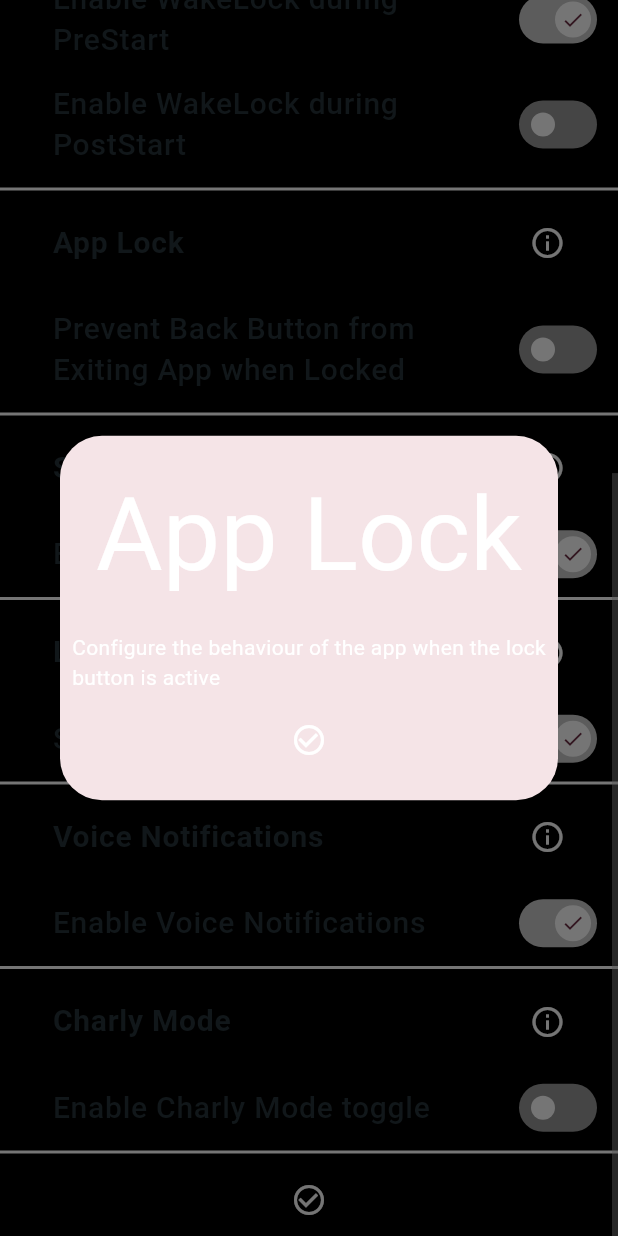
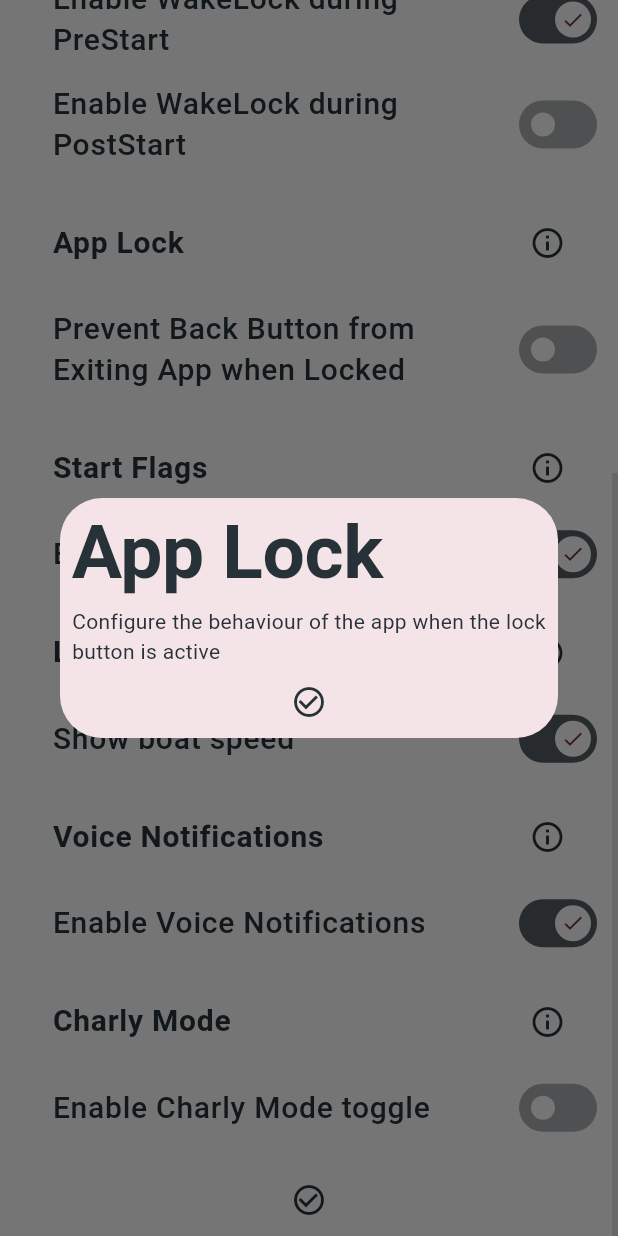
Before and after one commit to masus04/regatta-timer, a Flutter app: the SettingsView screen opened by its route, scrolled down 565 dp, after a tap on the "info outline" icon, on a phone screen of 412 x 824 dp. Run offline on Flutter 3.47's test engine with Material 3 defaults, Android fonts, the phone set to English and light mode, and no system bars; our stand-ins replace awesome_notifications, copy_with_extension, flutter_hooks, flutter_svg, geolocator, google_fonts and 6 more; missing offline and left inert: wearable_rotary; accounts and stored records are empty; Roboto replaces fonts that are missing (Ubuntu).

Commit message:
Improved styling and color handling

```diff
--- a/lib/components/layouts/layout_mobile.dart
+++ b/lib/components/layouts/layout_mobile.dart
@@ -31,7 +31,7 @@ class MobileLayout extends HookConsumerWidget {
         if (constraints.maxHeight.abs() > constraints.maxWidth.abs()) {
           /// Vertical Layout
           return Material(
-            color: Colors.white,
+            color: Theme.of(context).colorScheme.background,
             child: SafeArea(
               child: Stack(
                 alignment: Alignment.topRight,
@@ -53,7 +53,7 @@ class MobileLayout extends HookConsumerWidget {
                           const SizedBox(height: 8),
                           Material(
                             elevation: 8,
-                            color: Colors.white,
+                            color: Theme.of(context).colorScheme.background,
                             // decoration: BoxDecoration(border: Border.all(color: Colors.indigo, width: 4)),
                             child: Column(
                               mainAxisSize: MainAxisSize.max,
@@ -92,7 +92,7 @@ class MobileLayout extends HookConsumerWidget {
         } else {
           /// Horizontal Layout
           return Material(
-            color: Colors.white,
+            color: Theme.of(context).colorScheme.background,
             child: SafeArea(
               child: Stack(
                 alignment: Alignment.topRight,
@@ -121,7 +121,7 @@ class MobileLayout extends HookConsumerWidget {
                           flex: 3,
                           child: Material(
                             elevation: 8,
-                            color: Colors.white,
+                            color: Theme.of(context).colorScheme.background,
                             child: Padding(
                               padding: const EdgeInsets.symmetric(horizontal: 8),
                               child: Column(
--- a/lib/regatta_timer.dart
+++ b/lib/regatta_timer.dart
@@ -60,6 +60,7 @@ class RegattaTimer extends HookConsumerWidget {
               displayLarge: TextStyle(color: onBackground, fontSize: uiState.displayFontSize, fontWeight: FontWeight.bold),
               displayMedium: TextStyle(color: onBackground, fontSize: uiState.menuFontSize, fontWeight: FontWeight.bold),
               displaySmall: TextStyle(color: onBackground, fontSize: uiState.menuFontSize, fontWeight: FontWeight.bold),
+
             ),
           ),
         ),
--- a/lib/views/settings/view_settings.dart
+++ b/lib/views/settings/view_settings.dart
@@ -5,18 +5,18 @@ import 'package:regatta_timer/providers/settings_provider.dart';
 import 'package:regatta_timer/views/settings/widget_boolean_settings.dart';
 
 class SettingsView extends HookConsumerWidget {
-  final divider = const Divider(color: Colors.white, thickness: 2);
-
   const SettingsView() : super(key: const Key("SettingsView"));
 
   @override
   Widget build(BuildContext context, WidgetRef ref) {
+    final divider = Divider(color: Theme.of(context).colorScheme.onPrimary, thickness: 2);
+
     return SafeArea(
       child: Semantics(
         label: "App Settings",
         hint: "Configure App settings such as controls, screen saver and available times",
         child: Scaffold(
-          backgroundColor: Colors.black,
+          backgroundColor: Theme.of(context).colorScheme.background,
           body: Scrollbar(
             child: ListView(
               padding: const EdgeInsets.only(top: 15),
@@ -83,7 +83,7 @@ class SettingsView extends HookConsumerWidget {
                 ),
                 divider,
                 const SettingsTitle(
-                  title: "Start Procedure Flags",
+                  title: "Start Flags",
                   helpText: "The Start Procedure Flags feature shows the expected flags for the current time underneath the timer.",
                 ),
                 BooleanSetting(
@@ -141,7 +141,10 @@ class SettingsView extends HookConsumerWidget {
                 divider,
                 IconButton(
                   onPressed: onReturnPressed(context),
-                  icon: const Icon(Icons.check_circle_outline, color: Colors.white),
+                  icon: Icon(
+                    Icons.check_circle_outline,
+                    color: Theme.of(context).colorScheme.onBackground,
+                  ),
                 )
               ],
             ),
@@ -173,50 +176,39 @@ class SettingsTitle extends StatelessWidget {
         textAlign: TextAlign.left,
         style: Theme.of(context).textTheme.labelMedium?.copyWith(
               fontWeight: FontWeight.bold,
+              color: Theme.of(context).colorScheme.onBackground,
             ),
       ),
       trailing: GestureDetector(
         child: Icon(
           Icons.info_outline,
-          color: Theme.of(context).colorScheme.onPrimary,
+          color: Theme.of(context).colorScheme.onBackground,
         ),
         onTap: () => showDialog(
           context: context,
           builder: (context) => SimpleDialog(
-            title: FittedBox(
-              child: Text(
-                title,
-                style: TextStyle(color: Theme.of(context).colorScheme.onPrimary),
-              ),
+            contentPadding: const EdgeInsets.symmetric(horizontal: 8),
+            titlePadding: const EdgeInsets.all(8),
+            title: Text(
+              title,
+              style: Theme.of(context).textTheme.displayLarge?.copyWith(color: Theme.of(context).colorScheme.onBackground),
             ),
             children: [
-              Padding(
-                padding: const EdgeInsets.all(8),
-                child: Text(
-                  helpText,
-                  style: TextStyle(color: Theme.of(context).colorScheme.onPrimary),
-                ),
+              Text(
+                helpText,
+                style: TextStyle(color: Theme.of(context).colorScheme.onBackground),
               ),
               IconButton(
                 onPressed: () => Navigator.of(context).pop(),
                 icon: Icon(
                   Icons.check_circle_outline,
-                  color: Theme.of(context).colorScheme.onPrimary,
+                  color: Theme.of(context).colorScheme.onBackground,
                 ),
               ),
             ],
           ),
         ),
       ),
-      // Tooltip(
-      //   message: helpText,
-      //   // decoration: const BoxDecoration(),
-      //   padding: const EdgeInsets.symmetric(horizontal: 36),
-      //   // margin: const EdgeInsets.symmetric(horizontal: 20),
-      //   triggerMode: TooltipTriggerMode.tap,
-      //   showDuration: const Duration(seconds: 4),
-      //   child: Placeholder()
-      // ),
     );
   }
 }
--- a/lib/views/settings/widget_boolean_settings.dart
+++ b/lib/views/settings/widget_boolean_settings.dart
@@ -25,16 +25,16 @@ class BooleanSetting extends HookConsumerWidget {
       title: Text(
         text,
         textAlign: TextAlign.left,
-        style: Theme.of(context).textTheme.labelMedium,
+        style: Theme.of(context).textTheme.labelMedium?.copyWith(color: Theme.of(context).colorScheme.onBackground),
       ),
       trailing: Transform.scale(
         scale: UiUtils(context).switchScaleFactor,
         child: Switch(
           value: value,
           onChanged: onChanged,
-          activeColor: Colors.white,
-          inactiveTrackColor: Theme.of(context).colorScheme.onPrimary.withAlpha(150),
-          activeTrackColor: Theme.of(context).colorScheme.onPrimary.withAlpha(200),
+          activeColor: Theme.of(context).colorScheme.onBackground,
+          inactiveTrackColor: Theme.of(context).colorScheme.onBackground.withAlpha(100),
+          activeTrackColor: Theme.of(context).colorScheme.onBackground.withAlpha(200),
           thumbColor: MaterialStateProperty.all(Theme.of(context).colorScheme.onPrimary),
           trackOutlineColor: MaterialStateProperty.all(Colors.transparent),
           thumbIcon: MaterialStateProperty.resolveWith<Icon?>(
--- a/lib/views/settings/widget_select_from_list_settings.dart
+++ b/lib/views/settings/widget_select_from_list_settings.dart
@@ -24,7 +24,7 @@ class SelectFromListSetting extends StatelessWidget {
       ),
       trailing: IconButton(
         onPressed: onPressed,
-        icon: const Icon(Icons.list, color: Colors.white),
+        icon: Icon(Icons.list, color: Theme.of(context).colorScheme.onPrimary),
       ),
       dense: true,
       visualDensity: VisualDensity.compact,
```
